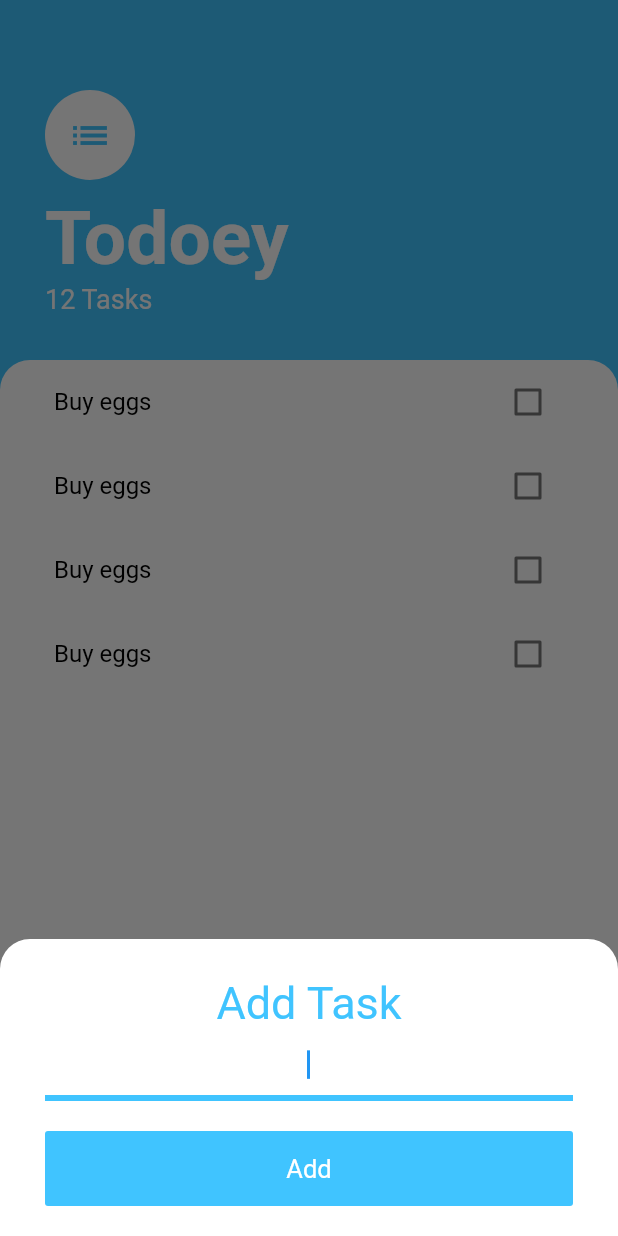
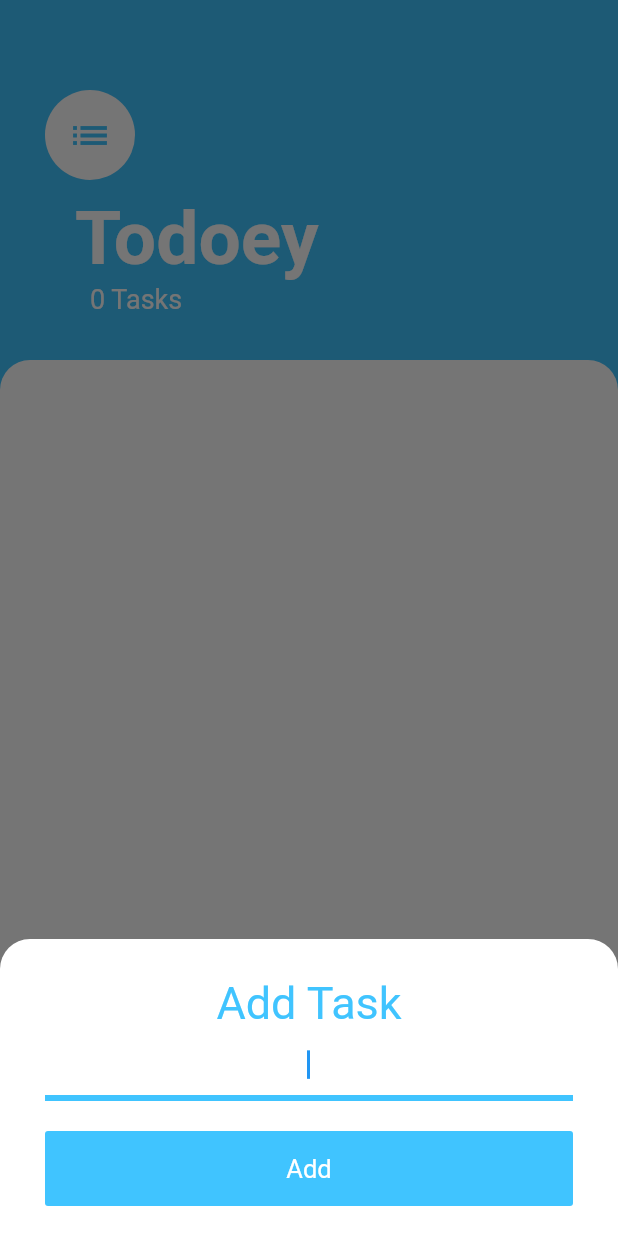
Before and after one commit to LacyRayAnne/todoey-lacyrayanne, a Flutter app: the screen it shows after launch, after a tap on the "add" icon, on a phone screen of 412 x 824 dp. Run offline on Flutter 3.47's test engine with Material 2 defaults, Android fonts, the phone set to English and light mode, and no system bars.

Commit message:
finished basic app, next going to update to use provider

```diff
--- /dev/null
+++ b/lib/model/task.dart
@@ -0,0 +1,12 @@
+import 'package:flutter/cupertino.dart';
+
+class Task {
+  final String name;
+  bool isDone;
+
+  Task({@required this.name, this.isDone = false});
+
+  void toggleDone() {
+    isDone = !isDone;
+  }
+}
--- a/lib/screens/add_task_screen.dart
+++ b/lib/screens/add_task_screen.dart
@@ -3,8 +3,12 @@ import 'package:flutter/material.dart';
 import 'package:flutter/services.dart';
 
 class AddTaskScreen extends StatelessWidget {
+  AddTaskScreen({@required this.buttonCallBack});
+  final Function buttonCallBack;
+
   @override
   Widget build(BuildContext context) {
+    String input = '';
     return Container(
       color: Color(0xff757575),
       child: Container(
@@ -33,6 +37,14 @@ class AddTaskScreen extends StatelessWidget {
             Padding(
               padding: EdgeInsets.only(bottom: 20.0),
               child: TextField(
+                onChanged: (value) {
+                  input = value;
+                },
+                textInputAction: TextInputAction.go,
+                onSubmitted: (value) {
+                  buttonCallBack(value);
+                  Navigator.pop(context);
+                },
                 textAlign: TextAlign.center,
                 autofocus: true,
                 decoration: InputDecoration(
@@ -54,7 +66,6 @@ class AddTaskScreen extends StatelessWidget {
             Padding(
               padding: EdgeInsets.only(bottom: 20.0),
               child: FlatButton(
-                onPressed: () {},
                 child: Padding(
                   padding: const EdgeInsets.all(15.0),
                   child: Text(
@@ -67,6 +78,12 @@ class AddTaskScreen extends StatelessWidget {
                   ),
                 ),
                 color: Colors.lightBlueAccent,
+                onPressed: () {
+                  if (input != '') {
+                    buttonCallBack(input);
+                    Navigator.pop(context);
+                  }
+                },
               ),
             ),
           ],
--- a/lib/screens/tasks_screen.dart
+++ b/lib/screens/tasks_screen.dart
@@ -1,8 +1,26 @@
 import 'package:flutter/material.dart';
 import 'package:todoeyflutter/widgets/task_list.dart';
 import 'package:todoeyflutter/screens/add_task_screen.dart';
+import 'package:todoeyflutter/model/task.dart';
 
-class TasksScreen extends StatelessWidget {
+class TasksScreen extends StatefulWidget {
+  @override
+  _TasksScreenState createState() => _TasksScreenState();
+}
+
+class _TasksScreenState extends State<TasksScreen> {
+  List<Task> taskList = [];
+  int incompleteTasks = 0;
+
+  void checkForIncompleteTasks() {
+    incompleteTasks = 0;
+    for (Task task in taskList) {
+      if (task.isDone != true) {
+        incompleteTasks++;
+      }
+    }
+  }
+
   @override
   Widget build(BuildContext context) {
     return Scaffold(
@@ -17,7 +35,16 @@ class TasksScreen extends StatelessWidget {
               child: Container(
                 padding: EdgeInsets.only(
                     bottom: MediaQuery.of(context).viewInsets.bottom),
-                child: AddTaskScreen(),
+                child: AddTaskScreen(
+                  buttonCallBack: (String name) {
+                    setState(() {
+                      taskList.add(
+                        Task(name: name),
+                      );
+                      incompleteTasks++;
+                    });
+                  },
+                ),
               ),
             ),
           );
@@ -44,19 +71,27 @@ class TasksScreen extends StatelessWidget {
                 SizedBox(
                   height: 10.0,
                 ),
-                Text(
+                Padding(
+                  padding: EdgeInsets.only(left: 20.0),
+                  child: Text(
                     'Todoey',
+                    textAlign: TextAlign.left,
                     style: TextStyle(
                       color: Colors.white,
                       fontSize: 50.0,
                       fontWeight: FontWeight.w700,
                     ),
                   ),
-                Text(
-                  '12 Tasks',
+                ),
+                Padding(
+                  padding: EdgeInsets.only(left: 30.0),
+                  child: Text(
+                    '$incompleteTasks Tasks',
+                    textAlign: TextAlign.left,
                     style: TextStyle(
                       fontSize: 18.0,
                       color: Colors.white,
+                    ),
                   ),
                 ),
               ],
@@ -72,7 +107,15 @@ class TasksScreen extends StatelessWidget {
                   topRight: Radius.circular(20.0),
                 ),
               ),
-              child: TasksList(),
+              child: TasksList(
+                tasks: taskList,
+                isDoneCallBack: (bool isDone, int index) {
+                  setState(() {
+                    taskList[index].toggleDone();
+                    checkForIncompleteTasks();
+                  });
+                },
+              ),
             ),
           ),
         ],
--- a/lib/widgets/task_list.dart
+++ b/lib/widgets/task_list.dart
@@ -1,17 +1,26 @@
 import 'package:flutter/material.dart';
 import 'package:todoeyflutter/widgets/task_tile.dart';
+import 'package:todoeyflutter/model/task.dart';
 
 class TasksList extends StatelessWidget {
+  TasksList({this.tasks, this.isDoneCallBack});
+  final Function isDoneCallBack;
+  final List<Task> tasks;
+
   @override
   Widget build(BuildContext context) {
-    return ListView(
+    return ListView.builder(
       scrollDirection: Axis.vertical,
-      children: <Widget>[
-        TaskTile(),
-        TaskTile(),
-        TaskTile(),
-        TaskTile(),
-      ],
+      itemBuilder: (context, index) {
+        return TaskTile(
+          taskTitle: tasks[index].name,
+          isChecked: tasks[index].isDone,
+          checkboxCallBack: (bool checkboxState) {
+            isDoneCallBack(checkboxState, index);
+          },
+        );
+      },
+      itemCount: tasks.length,
     );
   }
 }
--- a/lib/widgets/task_tile.dart
+++ b/lib/widgets/task_tile.dart
@@ -1,49 +1,27 @@
 import 'package:flutter/material.dart';
 
-class TaskTile extends StatefulWidget {
-  @override
-  _TaskTileState createState() => _TaskTileState();
-}
+class TaskTile extends StatelessWidget {
+  final bool isChecked;
+  final String taskTitle;
+  final Function checkboxCallBack;
 
-class _TaskTileState extends State<TaskTile> {
-  bool isChecked = false;
-
-  void checkboxCallBack(bool checkboxState) {
-    setState(() {
-      isChecked = checkboxState;
-    });
-  }
+  TaskTile({this.isChecked, this.taskTitle, this.checkboxCallBack});
 
   @override
   Widget build(BuildContext context) {
     return ListTile(
       title: Text(
-        'Buy eggs',
+        taskTitle,
         style: TextStyle(
           decoration: isChecked ? TextDecoration.lineThrough : null,
           color: isChecked ? Colors.grey : Colors.black,
         ),
       ),
-      trailing: TaskCheckbox(
-        checkBoxState: isChecked,
-        toggleCheckboxState: checkboxCallBack,
+      trailing: Checkbox(
+        activeColor: Colors.lightBlueAccent,
+        value: isChecked,
+        onChanged: checkboxCallBack,
       ),
     );
   }
 }
-
-class TaskCheckbox extends StatelessWidget {
-  TaskCheckbox({this.checkBoxState, this.toggleCheckboxState});
-
-  final bool checkBoxState;
-  final Function toggleCheckboxState;
-
-  @override
-  Widget build(BuildContext context) {
-    return Checkbox(
-      activeColor: Colors.lightBlueAccent,
-      value: checkBoxState,
-      onChanged: toggleCheckboxState,
-    );
-  }
-}
--- a/pubspec.yaml
+++ b/pubspec.yaml
@@ -23,6 +23,7 @@ dependencies:
   # The following adds the Cupertino Icons font to your application.
   # Use with the CupertinoIcons class for iOS style icons.
   cupertino_icons: ^0.1.2
+  provider: ^4.1.3
 
 dev_dependencies:
   flutter_test:
```
Also changed, not shown: pubspec.lock. Lines whose indentation alone changed are shown as unchanged.
